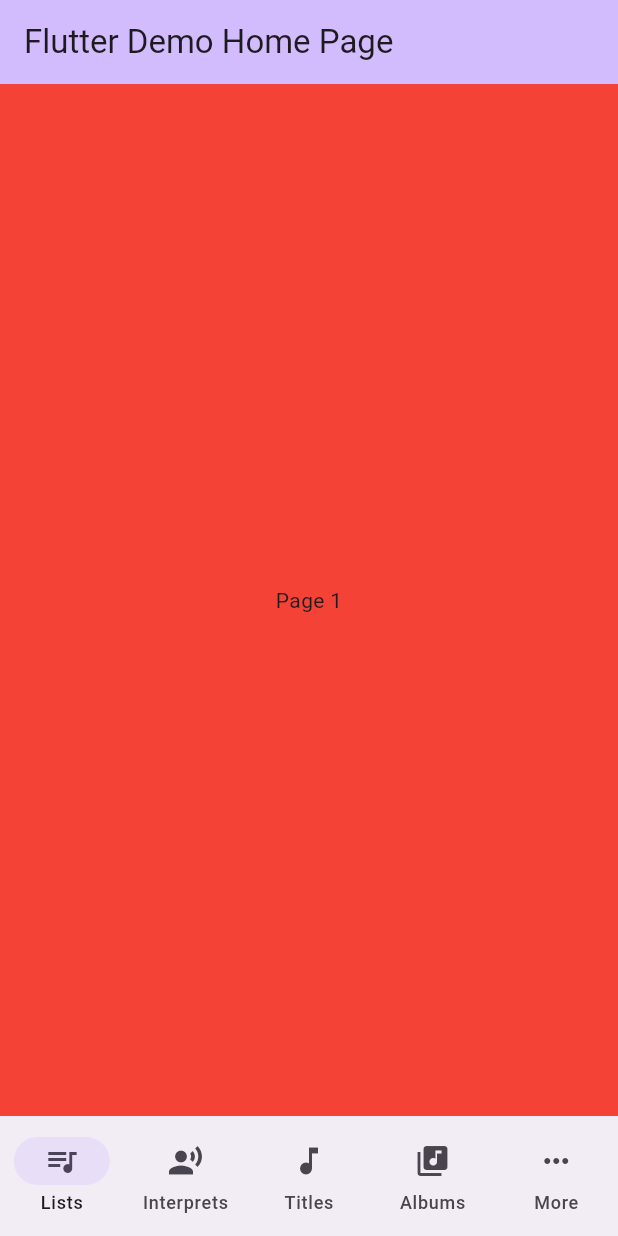
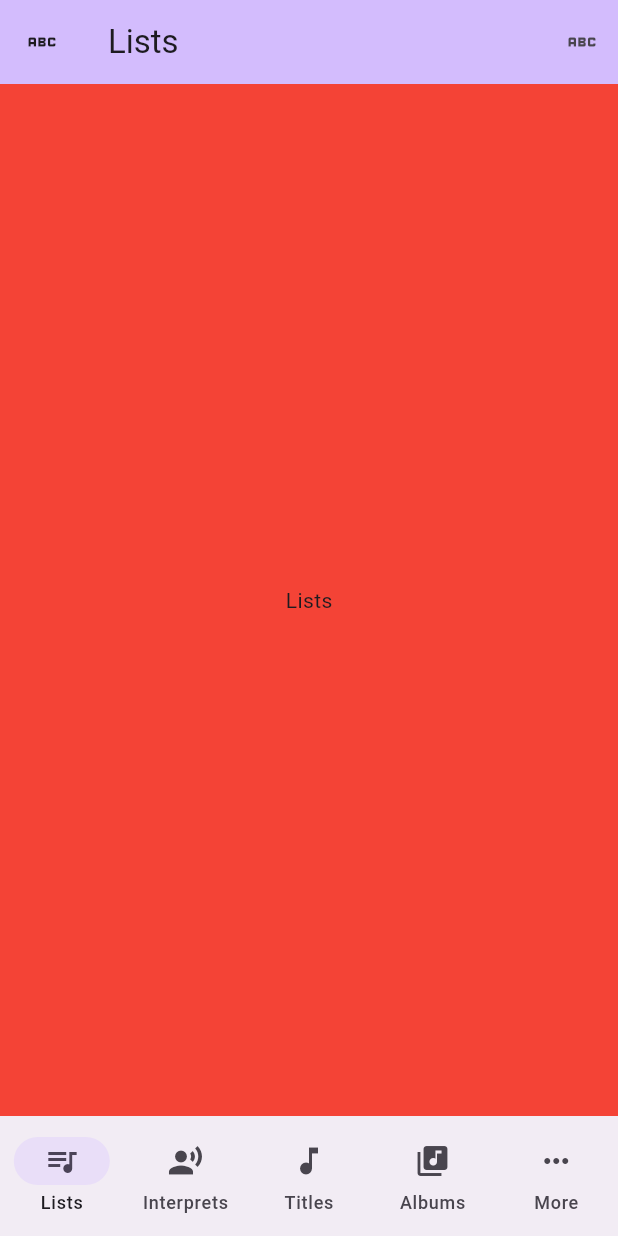
Before and after one commit to laurence-trippen/skeuo_music_flutter, a Flutter app: the screen it shows after launch, on a phone screen of 412 x 824 dp. Run offline on Flutter 3.47's test engine with Material 2 defaults, Android fonts, the phone set to English and light mode, and no system bars.

Commit message:
appbar title change on navigation change

```diff
--- /dev/null
+++ b/lib/bloc/app_properties_bloc.dart
@@ -0,0 +1,14 @@
+import 'dart:async';
+
+class AppPropertiesBloC {
+
+  final StreamController<String> _appTitleController = StreamController<String>();
+
+  Stream<String> get appTitle => _appTitleController.stream;
+
+  void newTitle(String title) => _appTitleController.sink.add(title);
+
+  void dispose() {
+    _appTitleController.close();
+  }
+}
--- a/lib/main.dart
+++ b/lib/main.dart
@@ -1,94 +1,24 @@
 import 'package:flutter/material.dart';
+import 'package:skeuo_music/screens/navigation_controller_screen.dart';
+import 'package:skeuo_music/widgets/inherited/appbar_controller.dart';
 
 void main() {
-  runApp(const MyApp());
+  runApp(const SkeuoMusicApp());
 }
 
-class MyApp extends StatelessWidget {
-  const MyApp({super.key});
-
-  // This widget is the root of your application.
-  @override
-  Widget build(BuildContext context) {
-    return MaterialApp(
-      title: 'Flutter Demo',
-      theme: ThemeData(
-        // This is the theme of your application.
-        //
-        // TRY THIS: Try running your application with "flutter run". You'll see
-        // the application has a blue toolbar. Then, without quitting the app,
-        // try changing the seedColor in the colorScheme below to Colors.green
-        // and then invoke "hot reload" (save your changes or press the "hot
-        // reload" button in a Flutter-supported IDE, or press "r" if you used
-        // the command line to start the app).
-        //
-        // Notice that the counter didn't reset back to zero; the application
-        // state is not lost during the reload. To reset the state, use hot
-        // restart instead.
-        //
-        // This works for code too, not just values: Most code changes can be
-        // tested with just a hot reload.
-        colorScheme: ColorScheme.fromSeed(seedColor: Colors.deepPurple),
-        useMaterial3: true,
-      ),
-      home: const MyHomePage(title: 'Flutter Demo Home Page'),
-    );
-  }
-}
-
-class MyHomePage extends StatefulWidget {
-  const MyHomePage({super.key, required this.title});
-
-  // This widget is the home page of your application. It is stateful, meaning
-  // that it has a State object (defined below) that contains fields that affect
-  // how it looks.
-
-  // This class is the configuration for the state. It holds the values (in this
-  // case the title) provided by the parent (in this case the App widget) and
-  // used by the build method of the State. Fields in a Widget subclass are
-  // always marked "final".
-
-  final String title;
-
-  @override
-  State<MyHomePage> createState() => _MyHomePageState();
-}
-
-class _MyHomePageState extends State<MyHomePage> {
-  int currentPageIndex = 0;
+class SkeuoMusicApp extends StatelessWidget {
+  const SkeuoMusicApp({super.key});
 
   @override
   Widget build(BuildContext context) {
-    return Scaffold(
-      appBar: AppBar(
-        // TRY THIS: Try changing the color here to a specific color (to
-        // Colors.amber, perhaps?) and trigger a hot reload to see the AppBar
-        // change color while the other colors stay the same.
-        backgroundColor: Theme.of(context).colorScheme.inversePrimary,
-        // Here we take the value from the MyHomePage object that was created by
-        // the App.build method, and use it to set our appbar title.
-        title: Text(widget.title),
-      ),
-      body: <Widget>[
-        Container(color: Colors.red, alignment: Alignment.center, child: const Text("Page 1"),),
-        Container(color: Colors.red, alignment: Alignment.center, child: const Text("Page 2"),),
-        Container(color: Colors.cyan, alignment: Alignment.center, child: const Text("Page 3"),),
-        Container(color: Colors.cyan, alignment: Alignment.center, child: const Text("Page 4"),),
-        Container(color: Colors.cyan, alignment: Alignment.center, child: const Text("Page 5"),),
-      ][currentPageIndex],
-      bottomNavigationBar: NavigationBar(
-        onDestinationSelected: (int index) {
-          setState(() {
-            currentPageIndex = index;
-          });
-        }, destinations: const <Widget>[
-          NavigationDestination(icon: Icon(Icons.queue_music), label: "Lists"),
-          NavigationDestination(icon: Icon(Icons.record_voice_over), label: "Interprets"),
-          NavigationDestination(icon: Icon(Icons.music_note), label: "Titles"),
-          NavigationDestination(icon: Icon(Icons.library_music), label: "Albums"),
-          NavigationDestination(icon: Icon(Icons.more_horiz), label: "More"),
-        ],
-        selectedIndex: currentPageIndex,
+    return AppBarController(
+      child: MaterialApp(
+        title: 'Skeuo Music',
+        theme: ThemeData(
+          colorScheme: ColorScheme.fromSeed(seedColor: Colors.deepPurple),
+          useMaterial3: true,
+        ),
+        home: const NavigationControllerScreen(),
       ),
     );
   }
--- /dev/null
+++ b/lib/models/navigation_entry.dart
@@ -0,0 +1,10 @@
+import 'package:flutter/material.dart';
+
+class NavigationEntry {
+
+  final String label;
+  final IconData iconData;
+  final Widget screen;
+
+  NavigationEntry({ required this.label, required this.iconData, required this.screen });
+}
--- /dev/null
+++ b/lib/screens/albums_screen.dart
@@ -0,0 +1,10 @@
+import 'package:flutter/material.dart';
+
+class AlbumsScreen extends StatelessWidget {
+  const AlbumsScreen({super.key});
+
+  @override
+  Widget build(BuildContext context) {
+    return const Placeholder();
+  }
+}
--- /dev/null
+++ b/lib/screens/interprets_screen.dart
@@ -0,0 +1,10 @@
+import 'package:flutter/material.dart';
+
+class InterpretsScreen extends StatelessWidget {
+  const InterpretsScreen({super.key});
+
+  @override
+  Widget build(BuildContext context) {
+    return Container(child: Text("Interprets"), color: Colors.cyan, alignment: Alignment.center,);
+  }
+}
--- /dev/null
+++ b/lib/screens/lists_screen.dart
@@ -0,0 +1,10 @@
+import 'package:flutter/material.dart';
+
+class ListsScreen extends StatelessWidget {
+  const ListsScreen({super.key});
+
+  @override
+  Widget build(BuildContext context) {
+    return Container(child: Text("Lists"), color: Colors.red, alignment: Alignment.center,);
+  }
+}
--- /dev/null
+++ b/lib/screens/more_screen.dart
@@ -0,0 +1,10 @@
+import 'package:flutter/material.dart';
+
+class MoreScreen extends StatelessWidget {
+  const MoreScreen({super.key});
+
+  @override
+  Widget build(BuildContext context) {
+    return const Placeholder();
+  }
+}
--- /dev/null
+++ b/lib/screens/navigation_controller_screen.dart
@@ -0,0 +1,62 @@
+import 'package:flutter/material.dart';
+import 'package:skeuo_music/models/navigation_entry.dart';
+import 'package:skeuo_music/screens/albums_screen.dart';
+import 'package:skeuo_music/screens/interprets_screen.dart';
+import 'package:skeuo_music/screens/lists_screen.dart';
+import 'package:skeuo_music/screens/more_screen.dart';
+import 'package:skeuo_music/screens/titles_screen.dart';
+import 'package:skeuo_music/widgets/inherited/appbar_controller.dart';
+
+class NavigationControllerScreen extends StatefulWidget {
+  const NavigationControllerScreen({super.key});
+
+  @override
+  State<NavigationControllerScreen> createState() => _NavigationControllerScreenState();
+}
+
+class _NavigationControllerScreenState extends State<NavigationControllerScreen> {
+  final _navigationEntries = <NavigationEntry>[
+    NavigationEntry(label: "Lists", iconData: Icons.queue_music, screen: const ListsScreen()),
+    NavigationEntry(label: "Interprets", iconData: Icons.record_voice_over, screen: const InterpretsScreen()),
+    NavigationEntry(label: "Titles", iconData: Icons.music_note, screen: const TitlesScreen()),
+    NavigationEntry(label: "Albums", iconData: Icons.library_music, screen: const AlbumsScreen()),
+    NavigationEntry(label: "More", iconData: Icons.more_horiz, screen: const MoreScreen()),
+  ];
+
+  int currentPageIndex = 0;
+
+  @override
+  Widget build(BuildContext context) {
+    return Scaffold(
+      appBar: AppBar(
+        backgroundColor: Theme.of(context).colorScheme.inversePrimary,
+        title: StreamBuilder<String>(
+          stream: AppBarController.of(context)?.appPropertiesBloc.appTitle,
+          builder: (context, snapshot) => Text(snapshot.data ?? _navigationEntries.first.label),
+        ),
+        leading: IconButton(onPressed: (){}, icon: const Icon(Icons.abc_outlined)),
+        actions: <Widget>[
+          IconButton(onPressed: (){}, icon: const Icon(Icons.abc_outlined))
+        ],
+      ),
+      body: <Widget>[
+        ..._navigationEntries.map((entry) => entry.screen),
+      ][currentPageIndex],
+      bottomNavigationBar: NavigationBar(
+        onDestinationSelected: (int index) {
+          final entry = _navigationEntries[index];
+
+          final appBarController = AppBarController.of(context);
+          appBarController?.appPropertiesBloc.newTitle(entry.label);
+
+          setState(() {
+            currentPageIndex = index;
+          });
+        }, destinations: <Widget>[
+          ..._navigationEntries.map((entry) => NavigationDestination(icon: Icon(entry.iconData), label: entry.label))
+        ],
+        selectedIndex: currentPageIndex,
+      ),
+    );
+  }
+}
--- /dev/null
+++ b/lib/screens/titles_screen.dart
@@ -0,0 +1,10 @@
+import 'package:flutter/material.dart';
+
+class TitlesScreen extends StatelessWidget {
+  const TitlesScreen({super.key});
+
+  @override
+  Widget build(BuildContext context) {
+    return const Placeholder();
+  }
+}
--- /dev/null
+++ b/lib/widgets/inherited/appbar_controller.dart
@@ -0,0 +1,17 @@
+import 'package:flutter/material.dart';
+
+import 'package:skeuo_music/bloc/app_properties_bloc.dart';
+
+class AppBarController extends InheritedWidget {
+
+  final AppPropertiesBloC appPropertiesBloc = AppPropertiesBloC();
+
+  AppBarController({ super.key, required super.child });
+
+  @override
+  bool updateShouldNotify(covariant InheritedWidget oldWidget) => true;
+
+  static AppBarController? of(BuildContext context) {
+    return context.dependOnInheritedWidgetOfExactType<AppBarController>();
+  }
+}
```
Also changed, not shown: lib/screens/AlbumsScreen.dart (deleted), lib/screens/InterpretsScreen.dart (deleted), lib/screens/ListsScreen.dart (deleted), lib/screens/MoreScreen.dart (deleted), lib/screens/TitelsScreen.dart (deleted), lib/widgets/store_button.dart (added), 3 other files.
